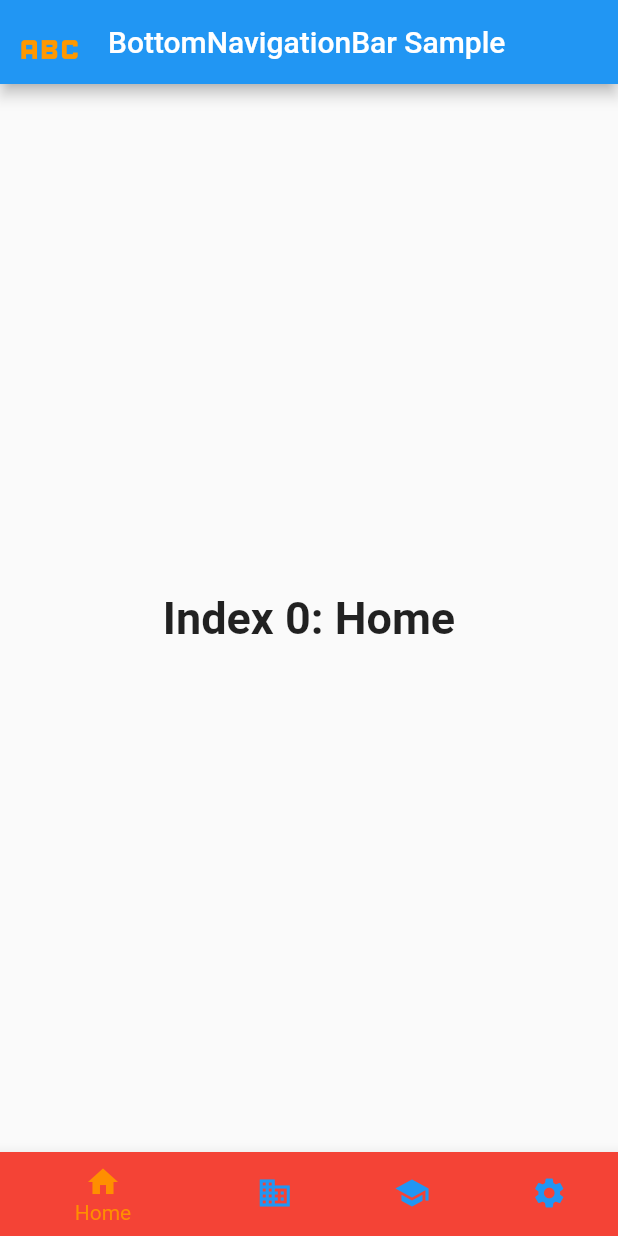
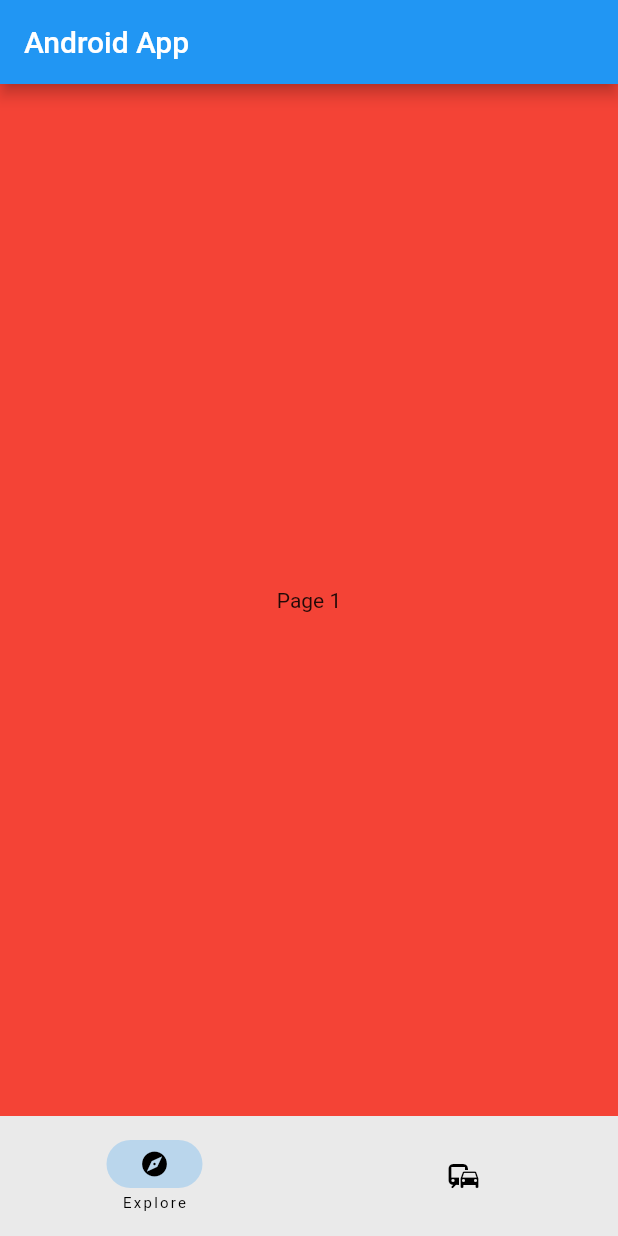
Before and after one commit to ErrikosAlexiou/Inkwell, a Flutter app: the screen it shows after launch, on a phone screen of 412 x 824 dp. Run offline on Flutter 3.47's test engine with Material 2 defaults, Android fonts, the phone set to English and light mode, and no system bars.

Commit message:
formatting update and functional code for android

```diff
--- /dev/null
+++ b/lib/androidLib/androidmain.dart
@@ -0,0 +1,65 @@
+import 'package:flutter/material.dart';
+
+class AndroidApp extends StatefulWidget {
+  const AndroidApp({super.key});
+
+  @override
+  State<AndroidApp> createState() => _AndroidAppState();
+}
+
+class _AndroidAppState extends State<AndroidApp> {
+  int currentPageIndex = 0;
+
+  @override
+  Widget build(BuildContext context) {
+    return Scaffold(
+      appBar: AppBar(
+        title: const Text('Android App'),
+      ),
+      body: <Widget>[
+        Container(
+          color: Colors.red,
+          alignment: Alignment.center,
+          child: const Text('Page 1'),
+        ),
+        Container(
+          color: Colors.green,
+          alignment: Alignment.center,
+          child: const Text('Page 2'),
+        ),
+      ][currentPageIndex],
+      bottomNavigationBar: NavigationBar(
+        animationDuration: const Duration(milliseconds: 300),
+        labelBehavior: NavigationDestinationLabelBehavior.onlyShowSelected,
+        onDestinationSelected: (int index) {
+          setState(() {
+            currentPageIndex = index;
+          });
+        },
+        selectedIndex: currentPageIndex,
+        destinations: const <Widget>[
+          NavigationDestination(
+            selectedIcon: Icon(
+              Icons.explore,
+              size: 20,
+            ),
+            icon: Icon(
+              Icons.explore,
+            ),
+            label: 'Explore',
+          ),
+          NavigationDestination(
+            selectedIcon: Icon(
+              Icons.commute,
+              size: 20,
+            ),
+            icon: Icon(
+              Icons.commute,
+            ),
+            label: 'Commute',
+          ),
+        ],
+      ),
+    );
+  }
+}
--- a/lib/main.dart
+++ b/lib/main.dart
@@ -1,104 +1,55 @@
 import 'package:flutter/material.dart';
+import 'package:flutter/foundation.dart' show kIsWeb;
+import 'dart:io' show Platform;
+import 'webLib/webmain.dart';
+import 'winLib/winmain.dart';
+import 'androidLib/androidmain.dart';
+import 'iosLib/ioslib.dart';
 
-/// Flutter code sample for [BottomNavigationBar].
+void main() {
+  runApp(const MyApp());
+}
 
-void main() => runApp(const BottomNavigationBarExampleApp());
-
-class BottomNavigationBarExampleApp extends StatelessWidget {
-  const BottomNavigationBarExampleApp({super.key});
+class MyApp extends StatelessWidget {
+  const MyApp({super.key});
 
   @override
   Widget build(BuildContext context) {
-    return const MaterialApp(
-      home: BottomNavigationBarExample(),
-    );
+    if (kIsWeb) {
+      return const MaterialApp(
+        home: webApp(),
+      );
+    } else if (Platform.isWindows) {
+      return const MaterialApp(
+        home: WindowsApp(),
+      );
+    } else if (Platform.isAndroid) {
+      return const MaterialApp(
+        home: AndroidApp(),
+      );
+      // } else if (Platform.isIOS) {
+      //   return const MaterialApp(
+      //     home: iOSApp(),
+      // ); iOS testing not implimented until i can emulate ios on windows
+    } else {
+      return const MaterialApp(
+        home: notsureApp(),
+      );
+    }
   }
 }
 
-class BottomNavigationBarExample extends StatefulWidget {
-  const BottomNavigationBarExample({super.key});
-
-  @override
-  State<BottomNavigationBarExample> createState() =>
-      _BottomNavigationBarExampleState();
-}
-
-class _BottomNavigationBarExampleState
-    extends State<BottomNavigationBarExample> {
-  int _selectedIndex = 0;
-  static const TextStyle optionStyle =
-      TextStyle(fontSize: 30, fontWeight: FontWeight.bold);
-  static const List<Widget> _widgetOptions = <Widget>[
-    Text(
-      'Index 0: Home',
-      style: optionStyle,
-    ),
-    Text(
-      'Index 1: Business',
-      style: optionStyle,
-    ),
-    Text(
-      'Index 2: School',
-      style: optionStyle,
-    ),
-    Text(
-      'Index 3: Settings',
-      style: optionStyle,
-    ),
-  ];
-
-  void _onItemTapped(int index) {
-    setState(() {
-      _selectedIndex = index;
-    });
-  }
+class notsureApp extends StatelessWidget {
+  const notsureApp({super.key});
 
   @override
   Widget build(BuildContext context) {
     return Scaffold(
       appBar: AppBar(
-        title: const Text('BottomNavigationBar Sample'),
-        leading: const IconButton(
-          icon: Icon(
-            Icons.abc,
-            color: Colors.orange,
-            size: 50,
-          ),
-          onPressed: null,
-        ),
+        title: const Text('Not Sure App'),
       ),
-      body: Center(
-        child: _widgetOptions.elementAt(_selectedIndex),
-      ),
-      bottomNavigationBar: BottomNavigationBar(
-        // type: BottomNavigationBarType.fixed,
-        backgroundColor: Colors.amber,
-        unselectedItemColor: Colors.blue,
-        items: const <BottomNavigationBarItem>[
-          BottomNavigationBarItem(
-            icon: Icon(Icons.home),
-            label: 'Home',
-            backgroundColor: Colors.red,
-          ),
-          BottomNavigationBarItem(
-            icon: Icon(Icons.business),
-            label: 'Business',
-            backgroundColor: Colors.green,
-          ),
-          BottomNavigationBarItem(
-            icon: Icon(Icons.school),
-            label: 'School',
-            backgroundColor: Colors.purple,
-          ),
-          BottomNavigationBarItem(
-            icon: Icon(Icons.settings),
-            label: 'Settings',
-            backgroundColor: Colors.pink,
-          ),
-        ],
-        currentIndex: _selectedIndex,
-        selectedItemColor: Colors.amber[800],
-        onTap: _onItemTapped,
+      body: const Center(
+        child: Text('This is the Not Sure version of the app'),
       ),
     );
   }
--- /dev/null
+++ b/lib/webLib/webmain.dart
@@ -0,0 +1,17 @@
+import 'package:flutter/material.dart';
+
+class webApp extends StatelessWidget {
+  const webApp({super.key});
+
+  @override
+  Widget build(BuildContext context) {
+    return Scaffold(
+      appBar: AppBar(
+        title: const Text('Web App'),
+      ),
+      body: const Center(
+        child: Text('This is the Web version of the app'),
+      ),
+    );
+  }
+}
--- /dev/null
+++ b/lib/winLib/winmain.dart
@@ -0,0 +1,17 @@
+import 'package:flutter/material.dart';
+
+class WindowsApp extends StatelessWidget {
+  const WindowsApp({super.key});
+
+  @override
+  Widget build(BuildContext context) {
+    return Scaffold(
+      appBar: AppBar(
+        title: const Text('Windows App'),
+      ),
+      body: const Center(
+        child: Text('This is the Windows version of the app'),
+      ),
+    );
+  }
+}
```
Also changed, not shown: lib/iosLib/ioslib.dart (added, +17 -0 lines).
